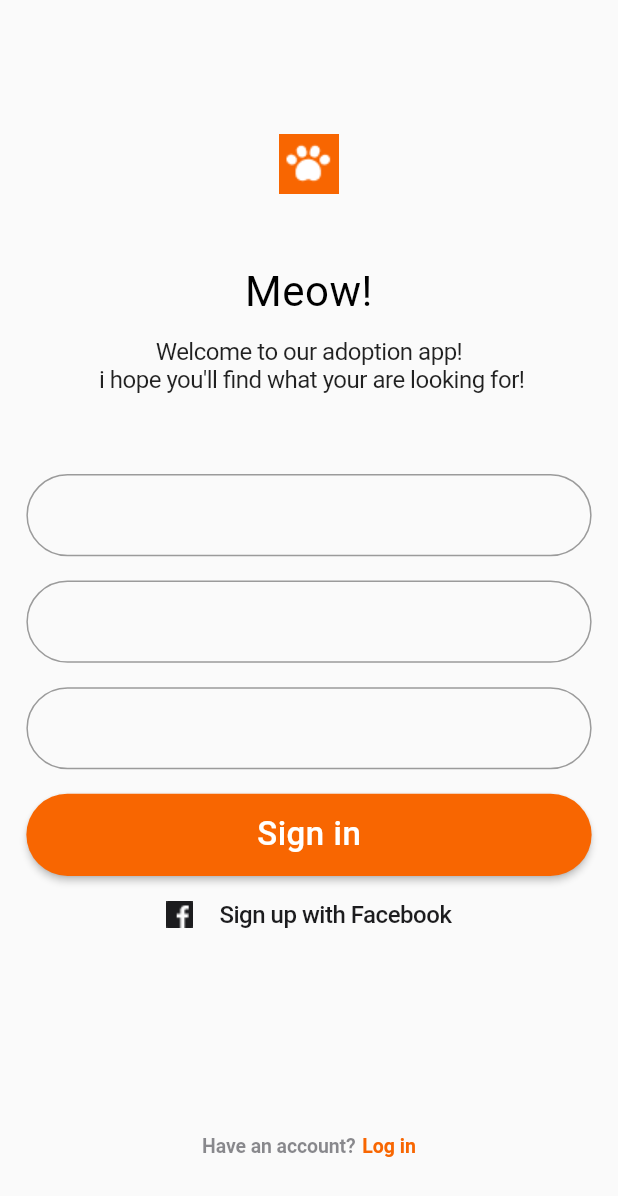
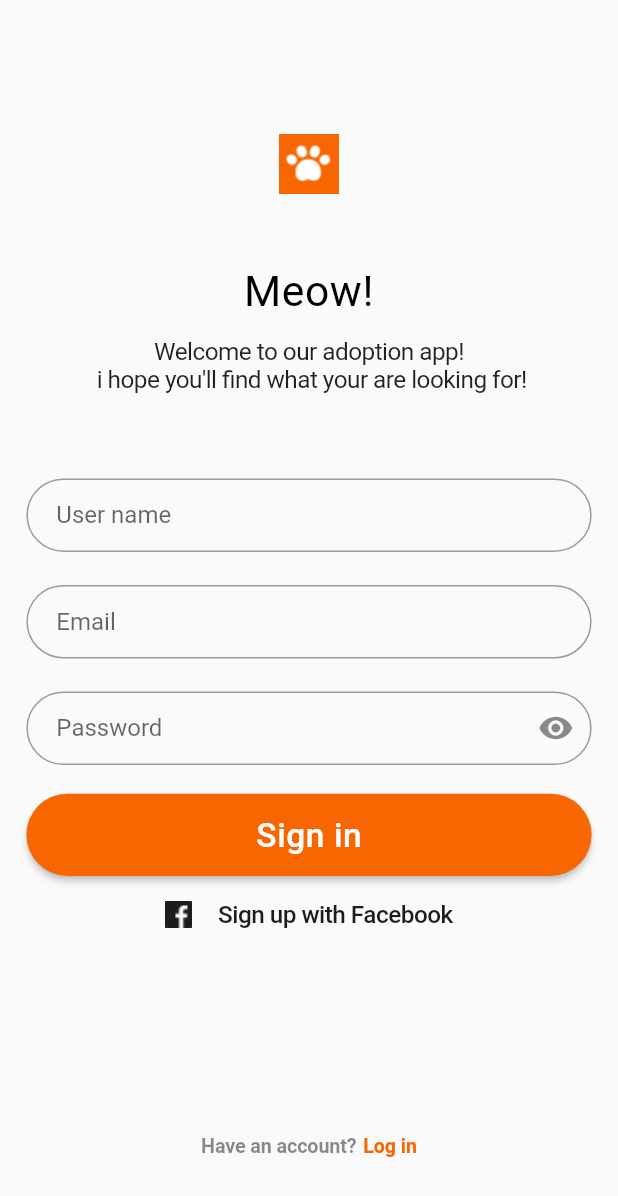
Before and after one commit to callmhejerry/sign_up_ui, a Flutter app: the screen it shows after launch, on a phone screen of 412 x 824 dp. Shown: the top 1196 px of the screen. Run offline on Flutter 3.47's test engine with Material 2 defaults, Android fonts, the phone set to English and light mode, and no system bars; our stand-ins replace flutter_screenutil.

Commit message:
modified the Textfield and fonts

```diff
--- a/lib/main.dart
+++ b/lib/main.dart
@@ -8,7 +8,6 @@ void main() {
 class MyApp extends StatelessWidget {
   const MyApp({Key? key}) : super(key: key);
 
-  // This widget is the root of your application.
   @override
   Widget build(BuildContext context) {
     return ScreenUtilInit(
@@ -23,6 +22,7 @@ class MyApp extends StatelessWidget {
         );
       },
       designSize: const Size(375, 812),
+      minTextAdapt: true,
       child: const SignUpScreen(),
     );
   }
@@ -54,11 +54,11 @@ class SignUpScreen extends StatelessWidget {
             SizedBox(
               height: 34.h,
               width: 343.w,
-              child: const Text(
+              child: Text(
                 "Meow!",
                 style: TextStyle(
-                  fontSize: 28,
-                  letterSpacing: 0.36,
+                  fontSize: 28.sp,
+                  letterSpacing: 0.36.w,
                   color: Colors.black,
                 ),
                 textAlign: TextAlign.center,
@@ -70,11 +70,11 @@ class SignUpScreen extends StatelessWidget {
             SizedBox(
               height: 42.h,
               width: 325.w,
-              child: const Text(
+              child: Text(
                 "Welcome to our adoption app! \n i hope you'll find what your are looking for!",
                 style: TextStyle(
-                  fontSize: 16,
-                  letterSpacing: -0.32,
+                  fontSize: 16.sp,
+                  letterSpacing: -0.32.w,
                 ),
                 textAlign: TextAlign.center,
               ),
@@ -86,15 +86,22 @@ class SignUpScreen extends StatelessWidget {
               height: 301.h,
               child: Form(
                 child: Column(children: [
-                  const InputField(),
+                  const InputField(
+                    hintText: "User name",
+                  ),
                   SizedBox(
                     height: 16.h,
                   ),
-                  const InputField(),
+                  const InputField(
+                    hintText: "Email",
+                  ),
                   SizedBox(
                     height: 16.h,
                   ),
-                  const InputField(),
+                  const InputField(
+                    hintText: "Password",
+                    icon: Icon(Icons.visibility),
+                  ),
                   SizedBox(
                     height: 16.h,
                   ),
@@ -107,12 +114,12 @@ class SignUpScreen extends StatelessWidget {
                       ),
                     ),
                     onPressed: () {},
-                    child: const Text(
+                    child: Text(
                       "Sign in",
                       style: TextStyle(
-                        fontSize: 22,
+                        fontSize: 22.sp,
                         fontWeight: FontWeight.w500,
-                        letterSpacing: 0.35,
+                        letterSpacing: 0.35.w,
                       ),
                     ),
                   ),
@@ -126,13 +133,13 @@ class SignUpScreen extends StatelessWidget {
                       SizedBox(
                         width: 16.w,
                       ),
-                      const Text(
+                      Text(
                         "Sign up with Facebook",
                         style: TextStyle(
-                          fontSize: 16,
+                          fontSize: 16.sp,
                           fontWeight: FontWeight.w500,
-                          color: Color(0xff1c1c1e),
-                          letterSpacing: -0.32,
+                          color: const Color(0xff1c1c1e),
+                          letterSpacing: -0.32.w,
                         ),
                       )
                     ],
@@ -152,10 +159,10 @@ class SignUpScreen extends StatelessWidget {
                     Text(
                       "Have an account?",
                       style: TextStyle(
-                        fontSize: 13,
+                        fontSize: 13.sp,
                         color: const Color(0xff3c3c43).withOpacity(0.6),
                         fontWeight: FontWeight.w600,
-                        letterSpacing: -0.08,
+                        letterSpacing: -0.08.w,
                       ),
                     ),
                     SizedBox(
@@ -181,19 +188,35 @@ class SignUpScreen extends StatelessWidget {
 }
 
 class InputField extends StatelessWidget {
-  const InputField({
-    Key? key,
-  }) : super(key: key);
+  final String hintText;
+  final Icon? icon;
+  const InputField({Key? key, required this.hintText, this.icon})
+      : super(key: key);
 
   @override
   Widget build(BuildContext context) {
     return SizedBox(
       width: double.maxFinite,
       height: 54.h,
-      child: TextFormField(
-        decoration: InputDecoration(
-          border: OutlineInputBorder(
-            borderRadius: BorderRadius.circular(40.r),
+      child: Center(
+        child: TextFormField(
+          decoration: InputDecoration(
+            hintText: hintText,
+            suffixIcon: icon,
+            contentPadding: const EdgeInsets.symmetric(
+              vertical: 15,
+              horizontal: 20,
+            ),
+            border: OutlineInputBorder(
+              borderRadius: BorderRadius.circular(40.r),
+            ),
+            focusedBorder: OutlineInputBorder(
+              borderRadius: BorderRadius.circular(40.r),
+              borderSide: const BorderSide(
+                color: Color(0xfff86601),
+                width: 0.5,
+              ),
+            ),
           ),
         ),
       ),
```
